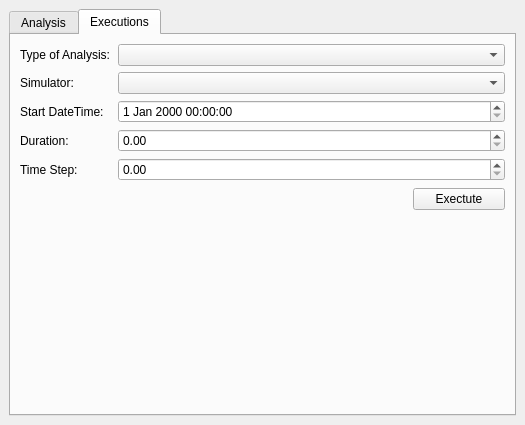
Ingeniousware/QGISWaterIng, file ui/watering_analysis_dialog.ui: the form before one commit.
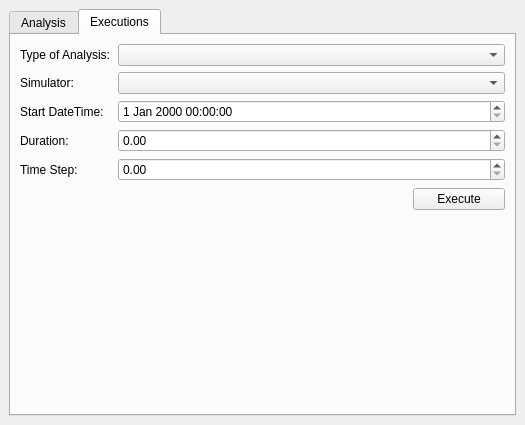
The form after the commit. The open tabs and pages were chosen to show the change.

```diff
--- a/ui/watering_analysis_dialog.ui
+++ b/ui/watering_analysis_dialog.ui
@@ -246,7 +246,7 @@
         <item row="5" column="4">
          <widget class="QPushButton" name="BTExecute">
           <property name="text">
-           <string>Exectute</string>
+           <string>Execute</string>
           </property>
          </widget>
         </item>
```
